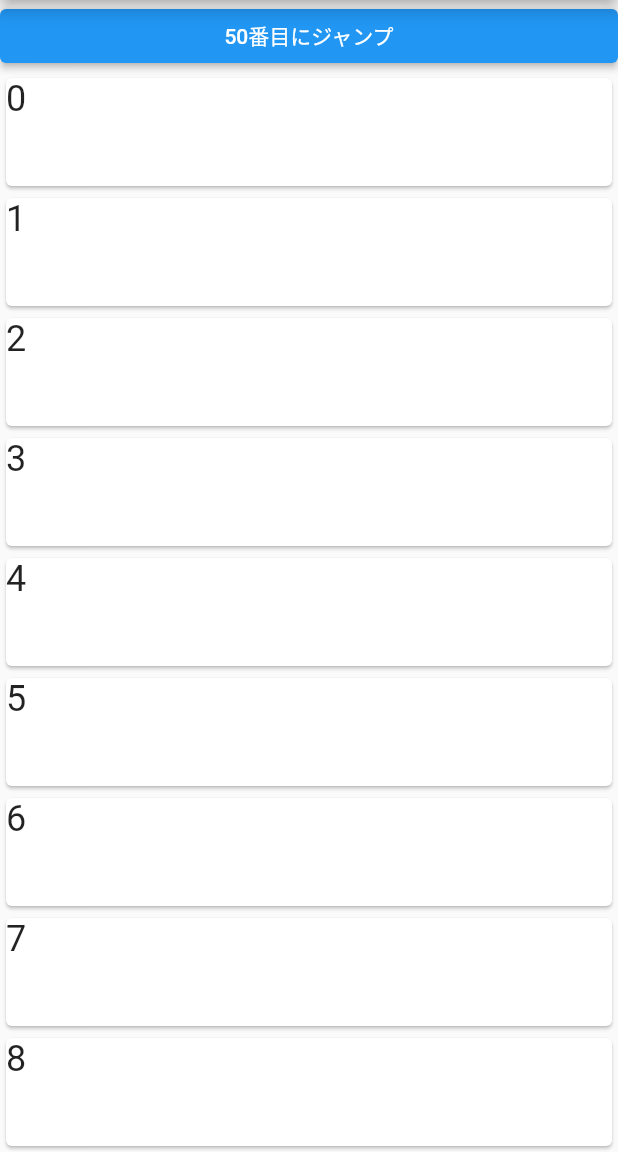
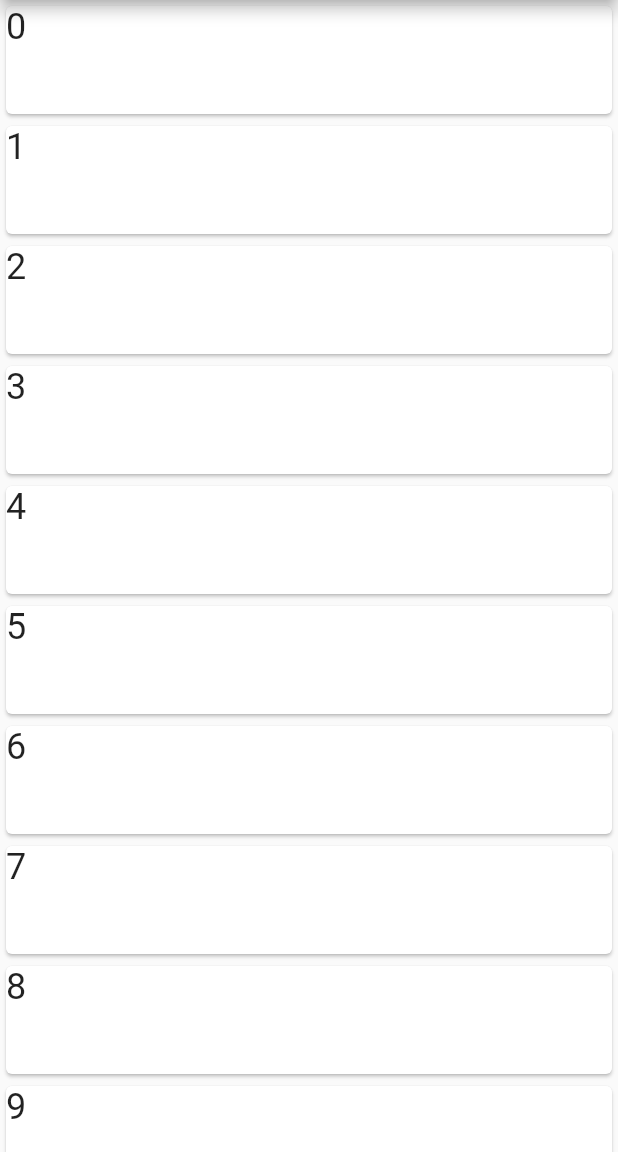
Before and after one commit to ko-izumi/scroll_to_jump, a Flutter app: the screen it shows after launch, on a phone screen of 412 x 824 dp, the part 84-1236 px from its top. Run offline on Flutter 3.47's test engine with Material 2 defaults, Android fonts, the phone set to English and light mode, and no system bars; drawn by our look-alikes of scroll_to_index; our stand-ins replace hooks_riverpod.

Commit message:
別Widgetで、自動スクロールを実現

```diff
--- a/lib/main.dart
+++ b/lib/main.dart
@@ -1,24 +1,50 @@
 import 'package:flutter/material.dart';
+import 'package:hooks_riverpod/hooks_riverpod.dart';
 import 'package:scroll_to_index/scroll_to_index.dart';
 
+/// scroll用のproviderを宣言
+final scrollControllerProvider = Provider((_) => AutoScrollController());
+
 void main() {
-  runApp(const MyApp());
+  runApp(
+    /// ✨✨✨ProviderScopeは、かなり忘れがちなので注意✨✨✨
+    const ProviderScope(
+      child: MyApp(),
+    ),
+  );
 }
 
-class MyApp extends StatelessWidget {
+class MyApp extends HookConsumerWidget {
   const MyApp({Key? key}) : super(key: key);
 
-  // This widget is the root of your application.
   @override
-  Widget build(BuildContext context) {
+  Widget build(BuildContext context, WidgetRef ref) {
+    /// riverpodから値を参照
+    final controller = ref.watch(scrollControllerProvider);
+
     return MaterialApp(
       title: 'Flutter Demo',
       theme: ThemeData(
         primarySwatch: Colors.blue,
       ),
       home: Scaffold(
-        appBar: AppBar(
-          title: const Text('Sample of Scroll to Jump'),
+        appBar: ScrollAppBar(
+          appBar: AppBar(
+            title: const Text('Sample of Scroll to Jump'),
+          ),
+          onTap: () {
+            /// ボタンを押したら先頭(=ListViewの0番目)にジャンプできる。
+            /// AutoScrollPosition.beginがListのindexの頭に表示される。他に、middleとendが存在する
+            controller.scrollToIndex(
+              0,
+              preferPosition: AutoScrollPosition.begin,
+            );
+
+            /// なお、【scroll_to_index】は、FlutterデフォルトAPIのScrollControllerを継承しているため、
+            /// 前編にてジャンプ使用不可と記載しましたが、先頭に遷移させるだけであれば、実はjumpToが簡単に使えます。
+            /// TwitterやInstagramは、アニメーション方式を採用している、且つユーザ体験もanimationの方が好ましいため、今回はコメントアウトしますが、お知りおきを。
+            // controller.jumpTo(0);
+          },
         ),
 
         /// 呼び出し元のメソッド
@@ -28,12 +54,12 @@ class MyApp extends StatelessWidget {
   }
 }
 
-class ScrollWidget extends StatelessWidget {
+class ScrollWidget extends HookConsumerWidget {
   const ScrollWidget({Key? key}) : super(key: key);
 
   @override
-  Widget build(BuildContext context) {
-    final controller = AutoScrollController();
+  Widget build(BuildContext context, WidgetRef ref) {
+    final controller = ref.watch(scrollControllerProvider);
 
     return ListView.builder(
       controller: controller,
@@ -41,29 +67,13 @@ class ScrollWidget extends StatelessWidget {
       /// とりあえず100個だけ表示するように実装
       itemCount: 100,
       itemBuilder: (context, index) {
+        /// AutoScrollTagを噛ませる
         return AutoScrollTag(
           key: ValueKey(index),
           controller: controller,
           index: index,
           child: Column(
             children: [
-              /// ListViewの先頭のみ、ボタンを設置する実装(ここは正直あんまり参考にしない方がいいかも?)。
-              if (index == 0)
-                SizedBox(
-                  width: double.infinity,
-                  child: ElevatedButton(
-                    onPressed: () {
-                      /// ボタンを押したら任意の場所にジャンプできる。50の値を適宜変更してください。
-                      controller.scrollToIndex(
-                        50,
-
-                        /// beginがListのindexの頭に表示される。他に、middleとendが存在する
-                        preferPosition: AutoScrollPosition.begin,
-                      );
-                    },
-                    child: const Text('50番目にジャンプ'),
-                  ),
-                ),
               SizedBox(
                 width: double.infinity,
                 height: 80,
@@ -83,3 +93,20 @@ class ScrollWidget extends StatelessWidget {
     );
   }
 }
+
+/// ✨✨✨デフォルトのAppBarは、Tap検出できないため、AppBarをカスタムする(GestureDetectorを噛ませた)
+class ScrollAppBar extends StatelessWidget implements PreferredSizeWidget {
+  final VoidCallback onTap;
+  final AppBar appBar;
+
+  const ScrollAppBar({Key? key, required this.onTap, required this.appBar})
+      : super(key: key);
+
+  @override
+  Widget build(BuildContext context) {
+    return GestureDetector(onTap: onTap, child: appBar);
+  }
+
+  @override
+  Size get preferredSize => const Size.fromHeight(kToolbarHeight);
+}
--- a/pubspec.yaml
+++ b/pubspec.yaml
@@ -36,6 +36,7 @@ dependencies:
   cupertino_icons: ^1.0.2
   # ✨✨✨↓追加✨✨✨
   scroll_to_index: ^2.1.0
+  hooks_riverpod: ^1.0.0-dev.10
 
 dev_dependencies:
   flutter_test:
```
Also changed, not shown: pubspec.lock.
